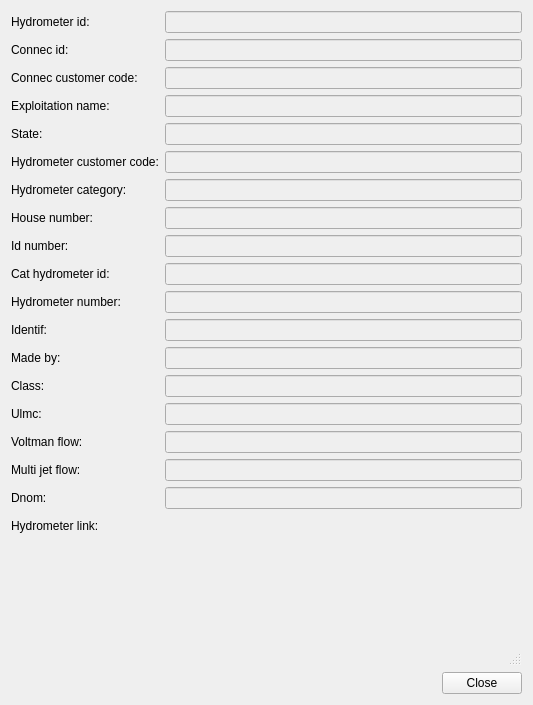
Old version of the form search/ui/hydro_info.ui in the repository Giswater/giswater_qgis_plugin.
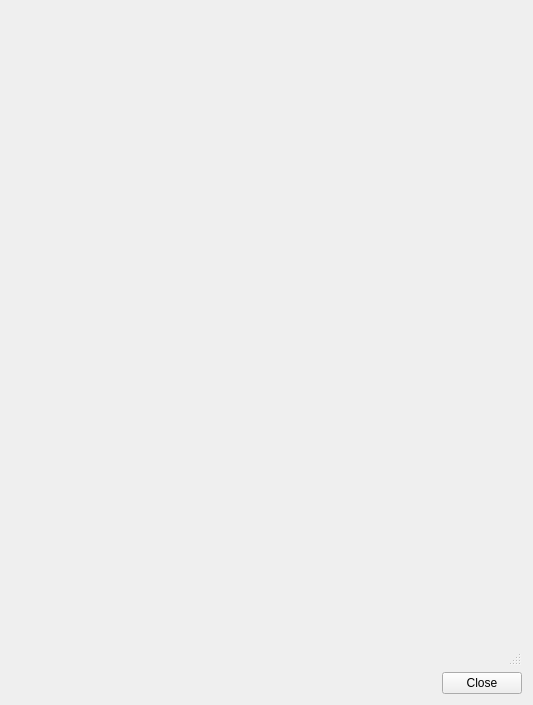
New version of the form.

Commit message: parametrize variables for hydrometers and do hydro_info_dlg semi-dinamic

```diff
--- a/search/ui/hydro_info.ui
+++ b/search/ui/hydro_info.ui
@@ -16,266 +16,7 @@
   <layout class="QVBoxLayout" name="verticalLayout_3">
    <item>
     <layout class="QGridLayout" name="gridLayout">
-     <item row="1" column="1">
-      <widget class="QLineEdit" name="hydrometer_id">
-       <property name="enabled">
-        <bool>false</bool>
-       </property>
-      </widget>
-     </item>
-     <item row="3" column="0">
-      <widget class="QLabel" name="label_6">
-       <property name="text">
-        <string>Connec customer code:</string>
-       </property>
-      </widget>
-     </item>
-     <item row="5" column="0">
-      <widget class="QLabel" name="label_7">
-       <property name="text">
-        <string>State:</string>
-       </property>
-      </widget>
-     </item>
-     <item row="18" column="1">
-      <widget class="QLineEdit" name="dnom">
-       <property name="enabled">
-        <bool>false</bool>
-       </property>
-      </widget>
-     </item>
-     <item row="7" column="0">
-      <widget class="QLabel" name="label_9">
-       <property name="text">
-        <string>Hydrometer category:</string>
-       </property>
-      </widget>
-     </item>
-     <item row="19" column="0">
-      <widget class="QLabel" name="label_18">
-       <property name="text">
-        <string>Hydrometer link:</string>
-       </property>
-      </widget>
-     </item>
      <item row="1" column="0">
-      <widget class="QLabel" name="label_4">
-       <property name="text">
-        <string>Hydrometer id:</string>
-       </property>
-      </widget>
-     </item>
-     <item row="18" column="0">
-      <widget class="QLabel" name="label_17">
-       <property name="text">
-        <string>Dnom:</string>
-       </property>
-      </widget>
-     </item>
-     <item row="7" column="1">
-      <widget class="QLineEdit" name="hydrometer_category">
-       <property name="enabled">
-        <bool>false</bool>
-       </property>
-      </widget>
-     </item>
-     <item row="17" column="0">
-      <widget class="QLabel" name="label_16">
-       <property name="text">
-        <string>Multi jet flow:</string>
-       </property>
-      </widget>
-     </item>
-     <item row="2" column="1">
-      <widget class="QLineEdit" name="connec_id">
-       <property name="enabled">
-        <bool>false</bool>
-       </property>
-      </widget>
-     </item>
-     <item row="2" column="0">
-      <widget class="QLabel" name="label_5">
-       <property name="text">
-        <string>Connec id:</string>
-       </property>
-      </widget>
-     </item>
-     <item row="5" column="1">
-      <widget class="QLineEdit" name="state">
-       <property name="enabled">
-        <bool>false</bool>
-       </property>
-      </widget>
-     </item>
-     <item row="4" column="1">
-      <widget class="QLineEdit" name="expl_name">
-       <property name="enabled">
-        <bool>false</bool>
-       </property>
-      </widget>
-     </item>
-     <item row="17" column="1">
-      <widget class="QLineEdit" name="multi_jet_flow">
-       <property name="enabled">
-        <bool>false</bool>
-       </property>
-      </widget>
-     </item>
-     <item row="16" column="1">
-      <widget class="QLineEdit" name="voltman_flow">
-       <property name="enabled">
-        <bool>false</bool>
-       </property>
-      </widget>
-     </item>
-     <item row="8" column="0">
-      <widget class="QLabel" name="label_10">
-       <property name="text">
-        <string>House number:</string>
-       </property>
-      </widget>
-     </item>
-     <item row="8" column="1">
-      <widget class="QLineEdit" name="house_number">
-       <property name="enabled">
-        <bool>false</bool>
-       </property>
-      </widget>
-     </item>
-     <item row="16" column="0">
-      <widget class="QLabel" name="label_15">
-       <property name="text">
-        <string>Voltman flow:</string>
-       </property>
-      </widget>
-     </item>
-     <item row="3" column="1">
-      <widget class="QLineEdit" name="connec_customer_code">
-       <property name="enabled">
-        <bool>false</bool>
-       </property>
-      </widget>
-     </item>
-     <item row="4" column="0">
-      <widget class="QLabel" name="label_19">
-       <property name="text">
-        <string>Exploitation name:</string>
-       </property>
-      </widget>
-     </item>
-     <item row="10" column="0">
-      <widget class="QLabel" name="label_12">
-       <property name="text">
-        <string>Cat hydrometer id:</string>
-       </property>
-      </widget>
-     </item>
-     <item row="13" column="0">
-      <widget class="QLabel" name="label">
-       <property name="text">
-        <string>Made by:</string>
-       </property>
-      </widget>
-     </item>
-     <item row="14" column="0">
-      <widget class="QLabel" name="label_2">
-       <property name="text">
-        <string>Class:</string>
-       </property>
-      </widget>
-     </item>
-     <item row="12" column="0">
-      <widget class="QLabel" name="label_14">
-       <property name="text">
-        <string>Identif:</string>
-       </property>
-      </widget>
-     </item>
-     <item row="10" column="1">
-      <widget class="QLineEdit" name="cat_hydrometer_id">
-       <property name="enabled">
-        <bool>false</bool>
-       </property>
-      </widget>
-     </item>
-     <item row="15" column="1">
-      <widget class="QLineEdit" name="ulmc">
-       <property name="enabled">
-        <bool>false</bool>
-       </property>
-      </widget>
-     </item>
-     <item row="12" column="1">
-      <widget class="QLineEdit" name="identif">
-       <property name="enabled">
-        <bool>false</bool>
-       </property>
-      </widget>
-     </item>
-     <item row="15" column="0">
-      <widget class="QLabel" name="label_3">
-       <property name="text">
-        <string>Ulmc:</string>
-       </property>
-      </widget>
-     </item>
-     <item row="9" column="1">
-      <widget class="QLineEdit" name="id_number">
-       <property name="enabled">
-        <bool>false</bool>
-       </property>
-      </widget>
-     </item>
-     <item row="11" column="0">
-      <widget class="QLabel" name="label_13">
-       <property name="text">
-        <string>Hydrometer number:</string>
-       </property>
-      </widget>
-     </item>
-     <item row="6" column="1">
-      <widget class="QLineEdit" name="hydrometer_customer_code">
-       <property name="enabled">
-        <bool>false</bool>
-       </property>
-      </widget>
-     </item>
-     <item row="6" column="0">
-      <widget class="QLabel" name="label_8">
-       <property name="text">
-        <string>Hydrometer customer code:</string>
-       </property>
-      </widget>
-     </item>
-     <item row="13" column="1">
-      <widget class="QLineEdit" name="madeby">
-       <property name="enabled">
-        <bool>false</bool>
-       </property>
-      </widget>
-     </item>
-     <item row="11" column="1">
-      <widget class="QLineEdit" name="hydrometer_number">
-       <property name="enabled">
-        <bool>false</bool>
-       </property>
-      </widget>
-     </item>
-     <item row="14" column="1">
-      <widget class="QLineEdit" name="hydrometer_class">
-       <property name="enabled">
-        <bool>false</bool>
-       </property>
-      </widget>
-     </item>
-     <item row="9" column="0">
-      <widget class="QLabel" name="label_11">
-       <property name="text">
-        <string>Id number:</string>
-       </property>
-      </widget>
-     </item>
-     <item row="19" column="1">
       <widget class="QPushButton" name="hydrometer_link">
        <property name="text">
         <string/>
```
The commit also changes 1 other file.
